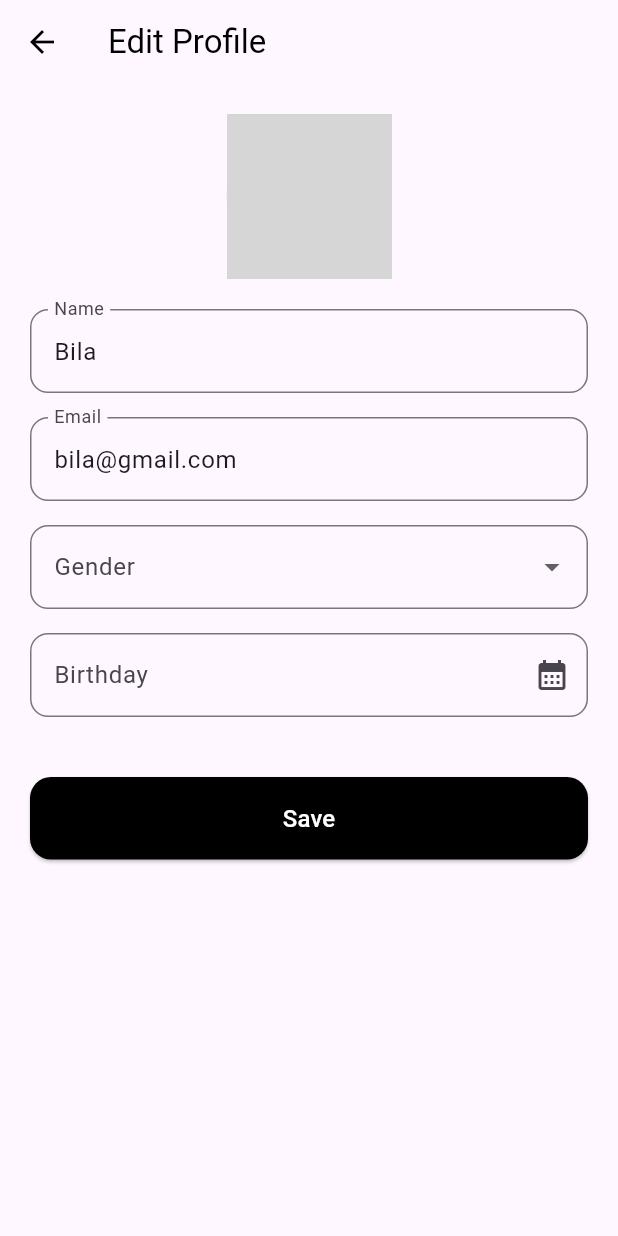
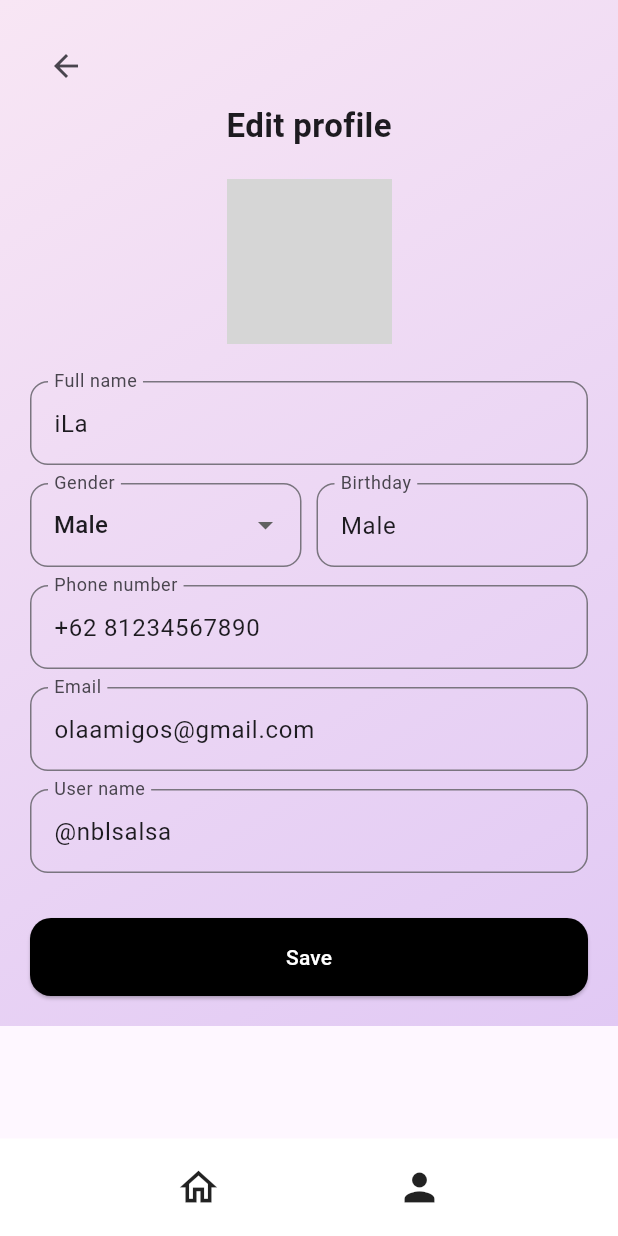
Before and after one commit to zawcompany/MOOD_TRACKER, a Flutter app: the EditProfilePage screen opened directly, on a phone screen of 412 x 824 dp. Run offline on Flutter 3.47's test engine with Material 3 defaults, Android fonts, the phone set to English and light mode, and no system bars; our stand-ins replace font_awesome_flutter; Roboto replaces fonts that are missing (Quicksand); grey boxes are pictures that could not be loaded.

Commit message:
feat: add complete profile management UI (profile, edit profile, change password, logout)

```diff
--- a/lib/main.dart
+++ b/lib/main.dart
@@ -9,6 +9,7 @@ import 'page/dashboard/presentation/screens/dashboard_screen.dart';
 // Import halaman lain
 import 'page/sign_in_page.dart';
 import 'page/welcome_page.dart';
+
 
 
 // TODO: Tambahkan Firebase jika diperlukan
--- a/lib/page/detail_mood.dart
+++ b/lib/page/detail_mood.dart
@@ -103,7 +103,7 @@ class _DetailMoodPageState extends State<DetailMoodPage> {
 
               const SizedBox(height: 14),
 
-              // ⚡ EMOTION CHIPS (warna mengikuti mood)
+              // EMOTION CHIPS (warna mengikuti mood)
               Wrap(
                 spacing: 10,
                 runSpacing: 10,
--- a/lib/page/edit_profile_page.dart
+++ b/lib/page/edit_profile_page.dart
@@ -8,76 +8,106 @@ class EditProfilePage extends StatefulWidget {
 }
 
 class _EditProfilePageState extends State<EditProfilePage> {
-  String? genderValue;
+  String gender = "Male";
   DateTime? selectedDate;
 
-  final nameController = TextEditingController(text: "Bila");
-  final emailController = TextEditingController(text: "bila@gmail.com");
+  final nameC = TextEditingController(text: "iLa");
+  final phoneC = TextEditingController(text: "+62 81234567890");
+  final emailC = TextEditingController(text: "olaamigos@gmail.com");
+  final usernameC = TextEditingController(text: "@nblsalsa");
 
   @override
   Widget build(BuildContext context) {
     return Scaffold(
-      appBar: AppBar(
-        title: const Text("Edit Profile"),
-        backgroundColor: Colors.transparent,
-        elevation: 0,
-        foregroundColor: Colors.black,
-      ),
-      body: SingleChildScrollView(
+      bottomNavigationBar: _bottomNav(),
+      body: Container(
+        decoration: _bgGradient(),
+        child: SafeArea(
+          child: SingleChildScrollView(
             padding: const EdgeInsets.all(20),
             child: Column(
+              children: [
+                // Back + title
+                Row(
+                  children: [
+                    IconButton(
+                      onPressed: () => Navigator.pop(context),
+                      icon: const Icon(Icons.arrow_back),
+                    ),
+                  ],
+                ),
+
+                const Text(
+                  "Edit profile",
+                  style: TextStyle(fontSize: 22, fontWeight: FontWeight.w600),
+                ),
+
+                const SizedBox(height: 20),
+
+                Stack(
+                  alignment: Alignment.center,
                   children: [
                     const CircleAvatar(
                       radius: 55,
                       backgroundImage: AssetImage("assets/profile.png"),
                     ),
-            const SizedBox(height: 20),
+                    Positioned(
+                      right: 6,
+                      bottom: 6,
+                      child: Container(
+                        padding: const EdgeInsets.all(6),
+                        decoration: const BoxDecoration(
+                          color: Colors.black,
+                          shape: BoxShape.circle,
+                        ),
+                        child: const Icon(Icons.edit, color: Colors.white, size: 18),
+                      ),
+                    )
+                  ],
+                ),
 
-            _inputField("Name", nameController),
-            const SizedBox(height: 16),
+                const SizedBox(height: 25),
 
-            _inputField("Email", emailController),
-            const SizedBox(height: 16),
+                _input("Full name", nameC),
+                const SizedBox(height: 12),
 
-            // Gender Dropdown
-            DropdownButtonFormField<String>(
-              decoration: _inputDecoration("Gender"),
-              value: genderValue,
-              items: ["Male", "Female"]
-                  .map((g) => DropdownMenuItem(value: g, child: Text(g)))
-                  .toList(),
-              onChanged: (v) {
-                setState(() => genderValue = v);
-              },
+                Row(
+                  children: [
+                    Expanded(
+                      child: DropdownButtonFormField(
+                        value: gender,
+                        items: const [
+                          DropdownMenuItem(value: "Male", child: Text("Male")),
+                          DropdownMenuItem(value: "Female", child: Text("Female")),
+                        ],
+                        decoration: _inputDec("Gender"),
+                        onChanged: (v) => setState(() => gender = v!),
                       ),
-            const SizedBox(height: 16),
-
-            // Birthday Date Picker
-            TextFormField(
+                    ),
+                    const SizedBox(width: 10),
+                    Expanded(
+                      child: TextFormField(
                         readOnly: true,
-              decoration: _inputDecoration("Birthday").copyWith(
-                suffixIcon: const Icon(Icons.calendar_month),
-              ),
+                        decoration: _inputDec("Birthday"),
                         controller: TextEditingController(
                           text: selectedDate == null
-                    ? ""
+                              ? "Male"
                               : "${selectedDate!.day}/${selectedDate!.month}/${selectedDate!.year}",
                         ),
-              onTap: () async {
-                DateTime? date = await showDatePicker(
-                  context: context,
-                  initialDate: DateTime(2003),
-                  firstDate: DateTime(1960),
-                  lastDate: DateTime(2030),
-                );
-
-                if (date != null) {
-                  setState(() => selectedDate = date);
-                }
-              },
+                        onTap: _pickBirthday,
+                      ),
+                    ),
+                  ],
                 ),
 
-            const SizedBox(height: 40),
+                const SizedBox(height: 12),
+                _input("Phone number", phoneC),
+                const SizedBox(height: 12),
+                _input("Email", emailC),
+                const SizedBox(height: 12),
+                _input("User name", usernameC),
+
+                const SizedBox(height: 30),
 
                 // Save Button
                 SizedBox(
@@ -91,29 +121,65 @@ class _EditProfilePageState extends State<EditProfilePage> {
                       ),
                     ),
                     onPressed: () {},
-                child: const Text(
-                  "Save",
-                  style: TextStyle(color: Colors.white, fontSize: 16),
+                    child: const Text("Save", style: TextStyle(color: Colors.white)),
                   ),
                 ),
-            )
               ],
+            ),
+          ),
         ),
       ),
     );
   }
 
-  InputDecoration _inputDecoration(String label) {
+  Widget _input(String label, TextEditingController c) {
+    return TextField(
+      controller: c,
+      decoration: _inputDec(label),
+    );
+  }
+
+  InputDecoration _inputDec(String label) {
     return InputDecoration(
       labelText: label,
       border: OutlineInputBorder(borderRadius: BorderRadius.circular(12)),
     );
   }
 
-  Widget _inputField(String label, TextEditingController controller) {
-    return TextField(
-      controller: controller,
-      decoration: _inputDecoration(label),
+  _pickBirthday() async {
+    final pick = await showDatePicker(
+      context: context,
+      initialDate: DateTime(2003),
+      firstDate: DateTime(1950),
+      lastDate: DateTime(2030),
+    );
+    if (pick != null) setState(() => selectedDate = pick);
+  }
+
+  BoxDecoration _bgGradient() {
+    return const BoxDecoration(
+      gradient: LinearGradient(
+        colors: [
+          Color(0xFFF8E6F4),
+          Color(0xFFE1C9F4),
+        ],
+        begin: Alignment.topLeft,
+        end: Alignment.bottomRight,
+      ),
+    );
+  }
+
+  Widget _bottomNav() {
+    return Container(
+      height: 65,
+      decoration: const BoxDecoration(color: Colors.white),
+      child: Row(
+        mainAxisAlignment: MainAxisAlignment.spaceEvenly,
+        children: const [
+          Icon(Icons.home_outlined, size: 30),
+          Icon(Icons.person, size: 30),
+        ],
+      ),
     );
   }
 }
```
Also changed, not shown: lib/page/change_password_page.dart (+95 -21 lines), lib/page/logout_dialog.dart (added, +39 -0 lines), lib/page/profile_page.dart (+97 -83 lines), pubspec.yaml (+9 -0 lines). Lines whose indentation alone changed are shown as unchanged.
